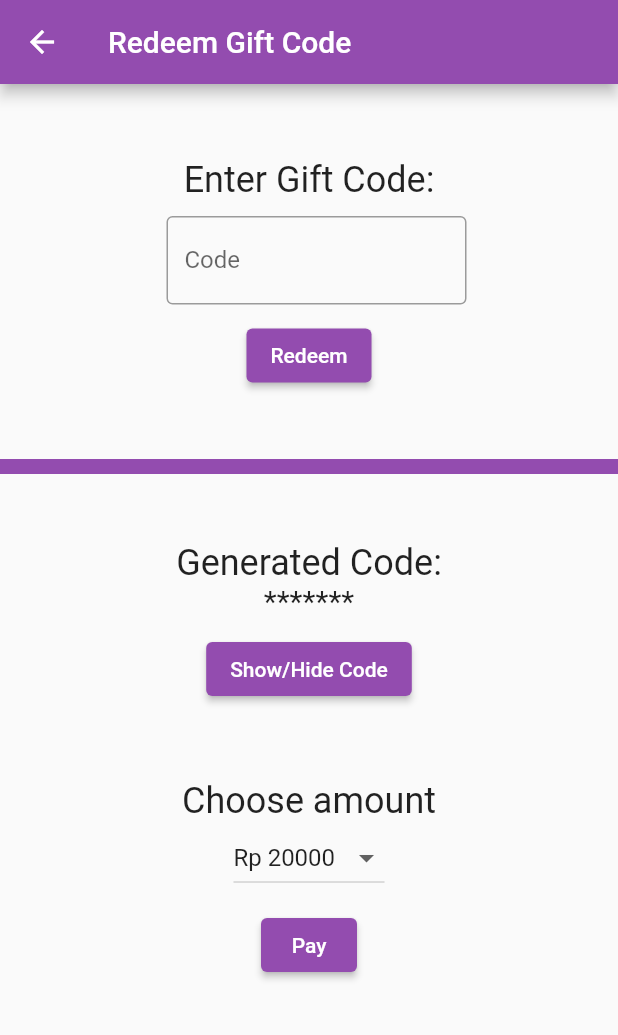
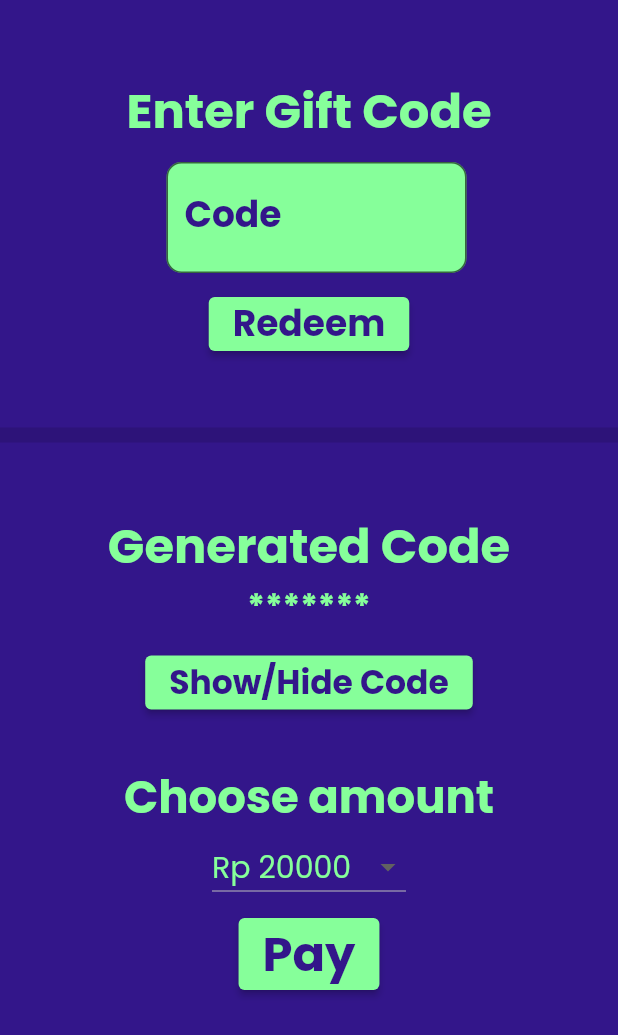
Before and after one commit to George535220173/UAS_E-MONEY, a Flutter app: the giftcodePage screen opened directly, on a phone screen of 412 x 824 dp. Shown: the top 1035 px of the screen. Run offline on Flutter 3.47's test engine with Material 2 defaults, Android fonts, the phone set to English and light mode, and no system bars; our stand-ins replace carousel_slider, cloud_firestore, firebase_auth, firebase_core; accounts and stored records are empty.

Commit message:
Giftcode Page Done

```diff
--- a/lib/Deposit/giftcode.dart
+++ b/lib/Deposit/giftcode.dart
@@ -36,18 +36,19 @@ class _giftcodePageState extends State<giftcodePage> {
   @override
   Widget build(BuildContext context) {
     return Scaffold(
-      appBar: AppBar(
-        title: Text('Redeem Gift Code'),
-        backgroundColor: Color.fromARGB(255, 147, 76, 175),
-      ),
+      backgroundColor: Color.fromARGB(255, 51, 22, 138),
       body: SingleChildScrollView(
         child: Column(
           mainAxisAlignment: MainAxisAlignment.start,
           children: [
             SizedBox(height: 50),
             Text(
-              'Enter Gift Code:',
-              style: TextStyle(fontSize: 24),
+              'Enter Gift Code',
+              style: TextStyle(
+                  fontWeight: FontWeight.bold,
+                  fontSize: 32,
+                  color: Color.fromARGB(255, 134, 255, 154),
+                  fontFamily: 'PoppinsBold'),
             ),
             SizedBox(height: 10),
             Row(
@@ -61,8 +62,23 @@ class _giftcodePageState extends State<giftcodePage> {
                     onChanged: (value) {},
                     decoration: InputDecoration(
                       labelText: 'Code',
-                      border: OutlineInputBorder(),
+                      labelStyle: TextStyle(
+                          fontFamily: 'PoppinsBold',
+                          fontSize: 24,
+                          color: Color.fromARGB(255, 51, 22, 138)),
+                      filled: true,
+                      fillColor: Color.fromARGB(255, 134, 255, 154),
+                      border: OutlineInputBorder(
+                        borderSide: BorderSide(
+                            color: Color.fromARGB(255, 134, 255, 154),
+                            width: 3.5),
+                        borderRadius: BorderRadius.circular(10.0),
+                      ),
                     ),
+                    style: TextStyle(
+                        fontFamily: 'PoppinsBold',
+                        fontSize: 24,
+                        color: Color.fromARGB(255, 51, 22, 138)),
                   ),
                 ),
               ],
@@ -72,22 +88,36 @@ class _giftcodePageState extends State<giftcodePage> {
               onPressed: () {
                 _redeemCode();
               },
-              child: Text('Redeem'),
+              child: Text(
+                'Redeem',
+                style: TextStyle(
+                    fontFamily: 'PoppinsBold',
+                    fontSize: 24,
+                    color: Color.fromARGB(255, 51, 22, 138)),
+              ),
               style: ElevatedButton.styleFrom(
-                primary: Color.fromARGB(255, 147, 76, 175),
+                primary: Color.fromARGB(255, 134, 255, 154),
               ),
             ),
             Divider(
                 height: 100,
                 thickness: 10,
-                color: Color.fromARGB(255, 147, 76, 175)),
+                color: Color.fromARGB(255, 45, 19, 121)),
             Text(
-              'Generated Code:',
-              style: TextStyle(fontSize: 24),
+              'Generated Code',
+              style: TextStyle(
+                  fontWeight: FontWeight.bold,
+                  fontSize: 32,
+                  color: Color.fromARGB(255, 134, 255, 154),
+                  fontFamily: 'PoppinsBold'),
             ),
             Text(
               '${isCodeVisible ? generatedCode : '*******'}',
-              style: TextStyle(fontSize: 20),
+              style: TextStyle(
+                  fontWeight: FontWeight.bold,
+                  fontSize: 22,
+                  color: Color.fromARGB(255, 134, 255, 154),
+                  fontFamily: 'PoppinsBold'),
             ),
             SizedBox(height: 10),
             ElevatedButton(
@@ -96,22 +126,37 @@ class _giftcodePageState extends State<giftcodePage> {
                   isCodeVisible = !isCodeVisible;
                 });
               },
-              child: Text('Show/Hide Code'),
+              child: Text('Show/Hide Code',
+                  style: TextStyle(
+                      fontFamily: 'PoppinsBold',
+                      fontSize: 22,
+                      color: Color.fromARGB(255, 51, 22, 138))),
               style: ElevatedButton.styleFrom(
-                primary: Color.fromARGB(255, 147, 76, 175),
+                primary: Color.fromARGB(255, 134, 255, 154),
               ),
             ),
-            SizedBox(height: 50),
+            SizedBox(height: 30),
             Text(
               'Choose amount',
-              style: TextStyle(fontSize: 24),
+              style: TextStyle(
+                  fontWeight: FontWeight.bold,
+                  fontSize: 30,
+                  color: Color.fromARGB(255, 134, 255, 154),
+                  fontFamily: 'PoppinsBold'),
             ),
             DropdownButton<int>(
+              dropdownColor: Color.fromARGB(255, 44, 19, 119),
               value: selectedAmount,
               items: amounts.map((amount) {
                 return DropdownMenuItem<int>(
                   value: amount,
-                  child: Text('Rp $amount'),
+                  child: Text(
+                    'Rp $amount',
+                    style: TextStyle(
+                        fontFamily: 'PoppinsRegular',
+                        fontSize: 20,
+                        color: Color.fromARGB(255, 134, 255, 154)),
+                  ),
                 );
               }).toList(),
               onChanged: (value) {
@@ -125,9 +170,13 @@ class _giftcodePageState extends State<giftcodePage> {
               onPressed: () {
                 _generateAndDisplayCode();
               },
-              child: Text('Pay'),
+              child: Text('Pay',
+                  style: TextStyle(
+                      fontFamily: 'PoppinsBold',
+                      fontSize: 32,
+                      color: Color.fromARGB(255, 51, 22, 138))),
               style: ElevatedButton.styleFrom(
-                primary: Color.fromARGB(255, 147, 76, 175),
+                primary: Color.fromARGB(255, 134, 255, 154),
               ),
             ),
           ],
--- a/lib/createpin.dart
+++ b/lib/createpin.dart
@@ -137,7 +137,6 @@ class _CreatePINPageState extends State<CreatePINPage> {
             mainAxisAlignment: MainAxisAlignment.center,
             crossAxisAlignment: CrossAxisAlignment.center,
             children: [
-              const SizedBox(height: 35),
               const Center(
                 child: Text(
                   'Create Your PIN',
@@ -148,7 +147,7 @@ class _CreatePINPageState extends State<CreatePINPage> {
                       fontFamily: 'PoppinsBold'),
                 ),
               ),
-              const SizedBox(height: 20),
+              const SizedBox(height: 10),
               Row(
                 mainAxisAlignment: MainAxisAlignment.center,
                 children: List.generate(
```
